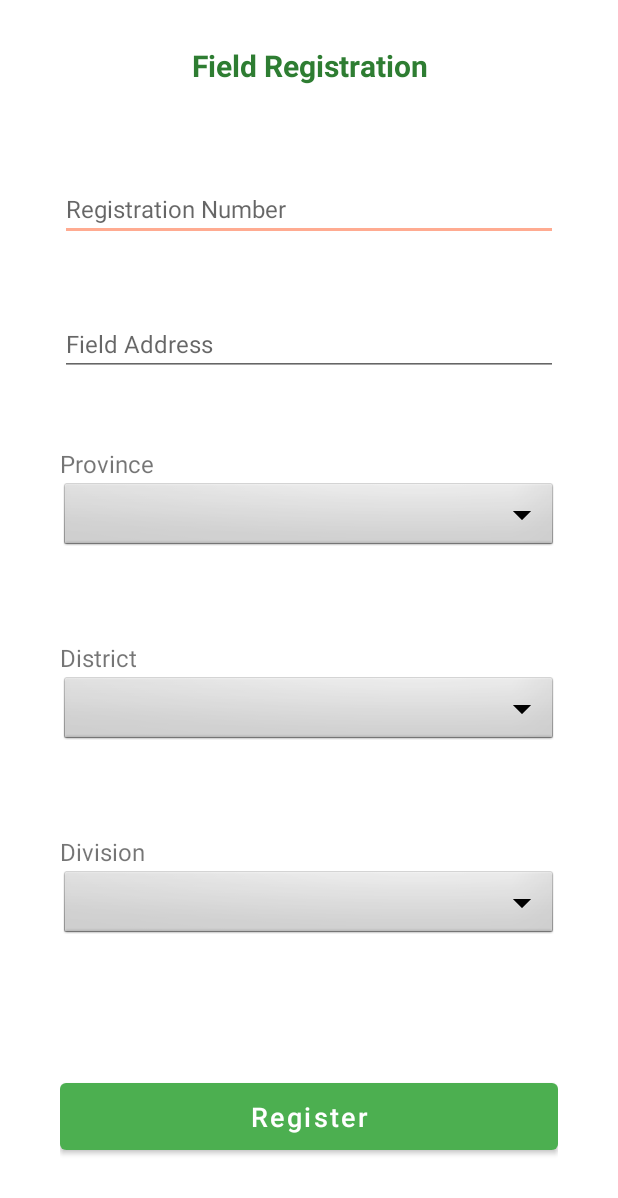
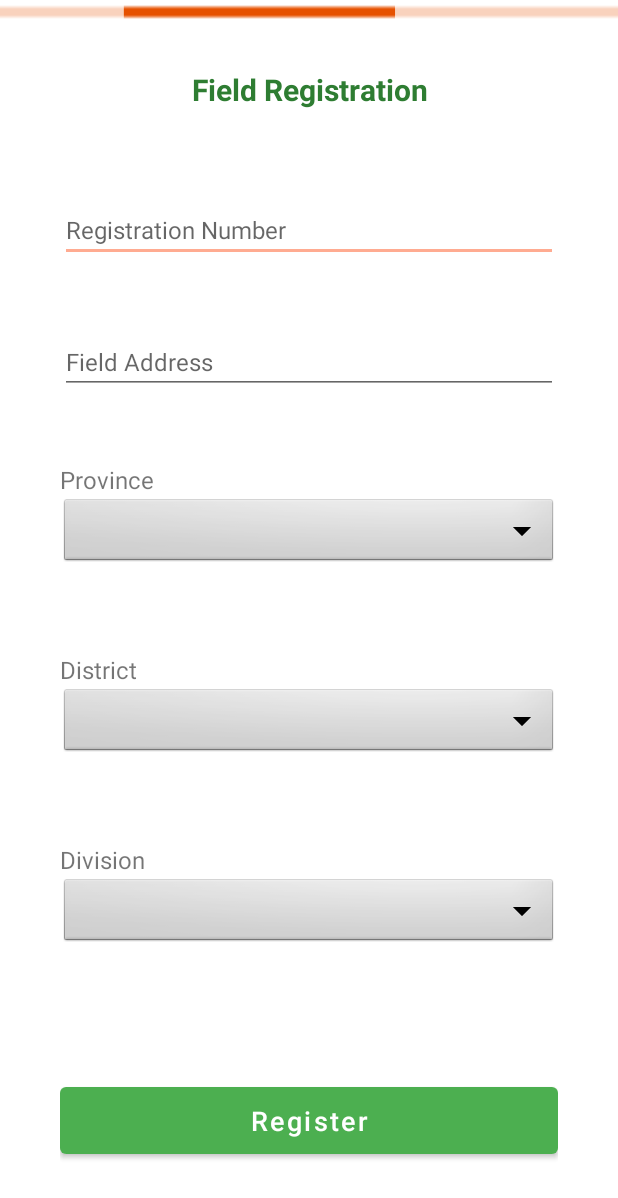
Before and after one commit to shayanmalinda/Effective-identification-of-Nitrogen-Fertilizer-demand-for-Paddy-Cultivation-using-UAVs, an Android app: the layout activity_register_field_details.xml on its own in the app's theme, with its tools: preview values and no code run, on a phone screen of 412 x 824 dp. Shown: the top 1198 px of the screen. Run offline under Robolectric (Android 15) with nearby library versions, the phone set to English and light mode, and no system bars.

Commit message:
Added progress bar into signin and registration

```diff
--- a/Android/app/src/main/res/layout/activity_farmer_home.xml
+++ b/Android/app/src/main/res/layout/activity_farmer_home.xml
@@ -1,9 +1,10 @@
 <?xml version="1.0" encoding="utf-8"?>
-<androidx.constraintlayout.widget.ConstraintLayout xmlns:android="http://schemas.android.com/apk/res/android"
+<LinearLayout
+    xmlns:android="http://schemas.android.com/apk/res/android"
     xmlns:app="http://schemas.android.com/apk/res-auto"
     xmlns:tools="http://schemas.android.com/tools"
     android:layout_width="match_parent"
     android:layout_height="match_parent"
     tools:context=".FarmerHome">
 
-</androidx.constraintlayout.widget.ConstraintLayout>
+</LinearLayout>
--- a/Android/app/src/main/res/layout/activity_register_field_details.xml
+++ b/Android/app/src/main/res/layout/activity_register_field_details.xml
@@ -1,4 +1,23 @@
 <?xml version="1.0" encoding="utf-8"?>
+
+<LinearLayout
+    xmlns:android="http://schemas.android.com/apk/res/android"
+    xmlns:app="http://schemas.android.com/apk/res-auto"
+    xmlns:tools="http://schemas.android.com/tools"
+    android:layout_width="match_parent"
+    android:layout_height="match_parent"
+    android:orientation="vertical"
+    tools:context=".RegisterFieldDetailsActivity">
+
+    <ProgressBar
+        style="?android:attr/progressBarStyleHorizontal"
+        android:layout_width="match_parent"
+        android:layout_height="wrap_content"
+        android:id="@+id/progressBar"
+        android:indeterminate="true"
+        android:indeterminateTint="@color/orange_900"
+        android:scaleY="2"
+        />
 
     <ScrollView
         xmlns:android="http://schemas.android.com/apk/res/android"
@@ -159,3 +178,4 @@
         </LinearLayout>
 
     </ScrollView>
+</LinearLayout>
```
Also changed, not shown: Android/app/src/main/java/com/example/smart_rice_care/RegisterFieldDetailsActivity.java (+28 -17 lines), Android/app/src/main/java/com/example/smart_rice_care/SignInActivity.java (+15 -1 lines), Android/app/src/main/res/layout/activity_sign_in.xml (+10 -0 lines). Lines whose indentation alone changed are shown as unchanged.
